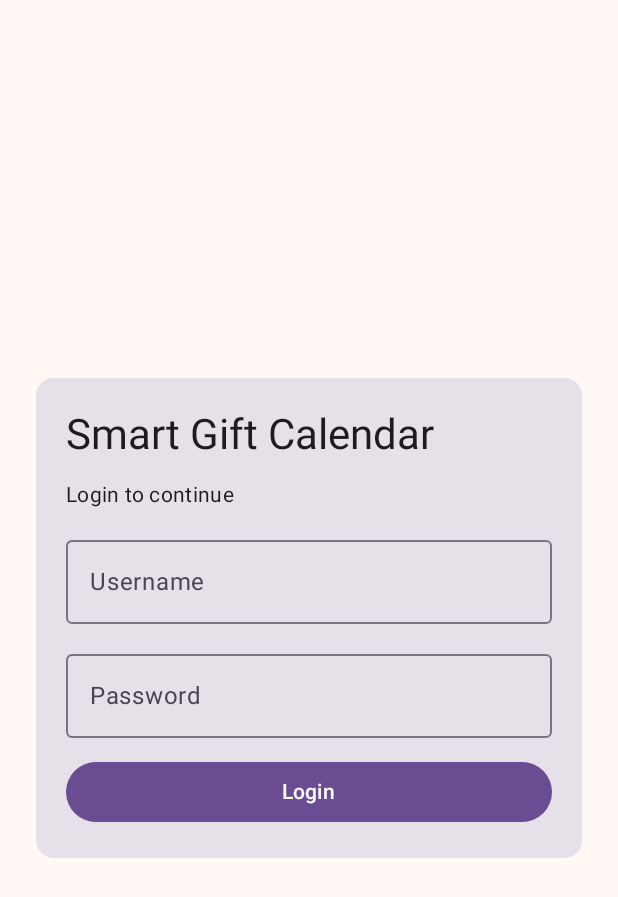
After one commit to smart-gift-calendar/smart-gift-calendar, an Android app built with Jetpack Compose: the composable LoginScreen shown on its own in the app's theme, on a phone screen of 412 x 824 dp. The commit adds this screen. Shown: the top 897 px of the screen. Run offline under Robolectric (Android 15) with nearby library versions, the phone set to English and light mode, and no system bars.

Commit message:
add login and role-based dashboard

```diff
--- /dev/null
+++ b/app/src/main/java/com/smartgiftcalendar/app/ui/screens/LoginScreen.kt
@@ -0,0 +1,74 @@
+package com.smartgiftcalendar.app.ui.screens
+
+import androidx.compose.foundation.layout.Arrangement
+import androidx.compose.foundation.layout.Column
+import androidx.compose.foundation.layout.fillMaxSize
+import androidx.compose.foundation.layout.fillMaxWidth
+import androidx.compose.foundation.layout.padding
+import androidx.compose.material3.Button
+import androidx.compose.material3.Card
+import androidx.compose.material3.MaterialTheme
+import androidx.compose.material3.OutlinedTextField
+import androidx.compose.material3.Text
+import androidx.compose.runtime.Composable
+import androidx.compose.runtime.getValue
+import androidx.compose.runtime.mutableStateOf
+import androidx.compose.runtime.remember
+import androidx.compose.runtime.setValue
+import androidx.compose.ui.Alignment
+import androidx.compose.ui.Modifier
+import androidx.compose.ui.text.input.PasswordVisualTransformation
+import androidx.compose.ui.unit.dp
+import com.smartgiftcalendar.app.data.AuthRepository
+
+@Composable
+fun LoginScreen() {
+    var username by remember { mutableStateOf("") }
+    var password by remember { mutableStateOf("") }
+    var error by remember { mutableStateOf<String?>(null) }
+
+    Column(
+        modifier = Modifier.fillMaxSize().padding(24.dp),
+        verticalArrangement = Arrangement.Center,
+        horizontalAlignment = Alignment.CenterHorizontally
+    ) {
+        Card(modifier = Modifier.fillMaxWidth()) {
+            Column(modifier = Modifier.padding(20.dp), verticalArrangement = Arrangement.spacedBy(12.dp)) {
+                Text("Smart Gift Calendar", style = MaterialTheme.typography.headlineMedium)
+                Text("Login to continue", style = MaterialTheme.typography.bodyMedium)
+
+                // Fake local login fields.
+                OutlinedTextField(
+                    value = username,
+                    onValueChange = { username = it },
+                    label = { Text("Username") },
+                    modifier = Modifier.fillMaxWidth(),
+                    singleLine = true
+                )
+                OutlinedTextField(
+                    value = password,
+                    onValueChange = { password = it },
+                    label = { Text("Password") },
+                    modifier = Modifier.fillMaxWidth(),
+                    singleLine = true,
+                    visualTransformation = PasswordVisualTransformation()
+                )
+
+                // Show error for invalid credentials.
+                error?.let {
+                    Text(it, color = MaterialTheme.colorScheme.error)
+                }
+
+                Button(
+                    onClick = {
+                        val ok = AuthRepository.login(username, password)
+                        error = if (ok) null else "Wrong username or password."
+                    },
+                    modifier = Modifier.fillMaxWidth()
+                ) {
+                    Text("Login")
+                }
+            }
+        }
+    }
+}
```
Also changed, not shown: app/src/main/java/com/smartgiftcalendar/app/data/AuthRepository.kt (added, +49 -0 lines), app/src/main/java/com/smartgiftcalendar/app/ui/SmartGiftApp.kt (+67 -42 lines), app/src/main/java/com/smartgiftcalendar/app/ui/screens/DashboardScreen.kt (added, +69 -0 lines).
